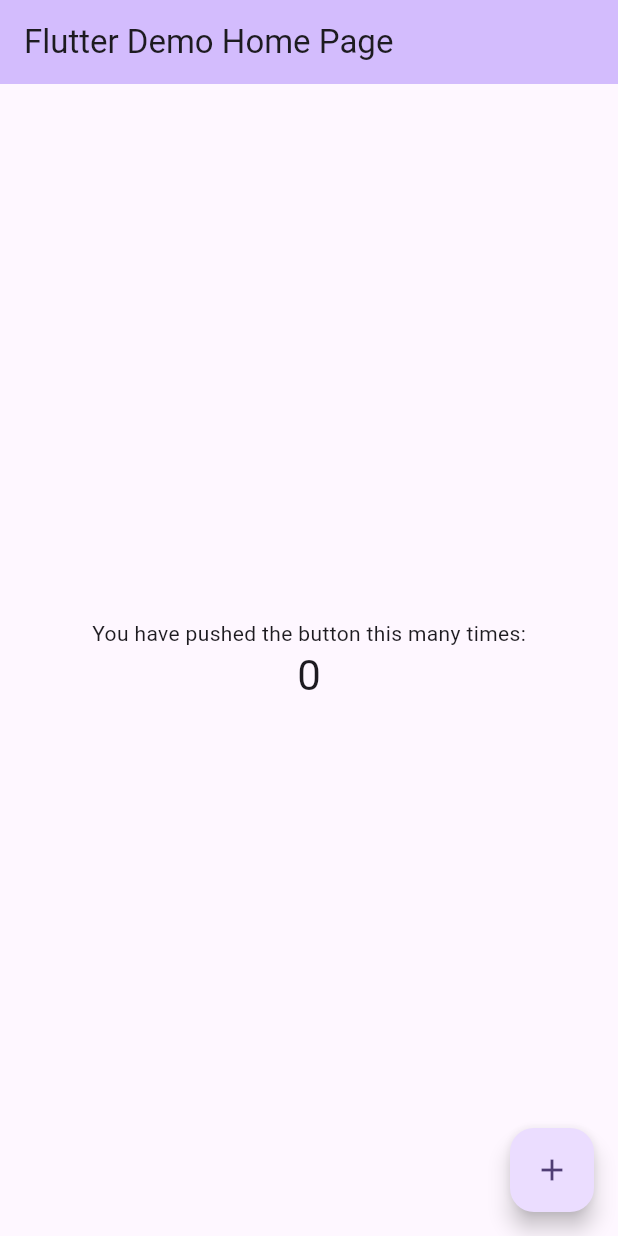
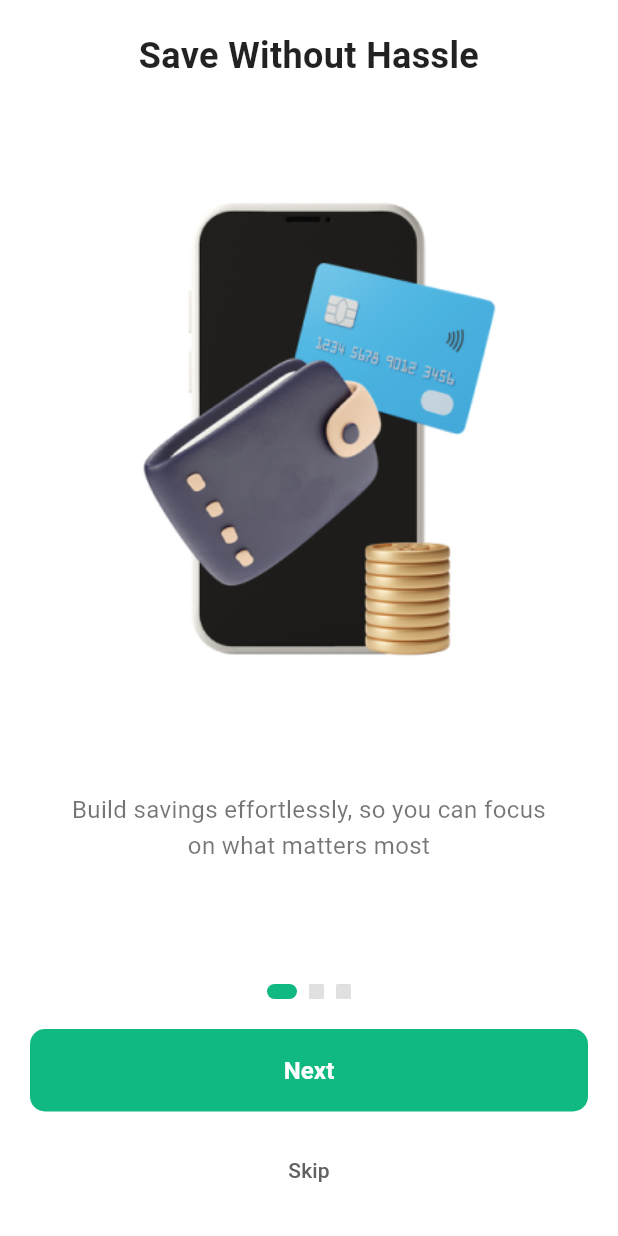
Before and after one commit to whotterre/zenvault, a Flutter app: the screen it shows after launch, on a phone screen of 412 x 824 dp. Run offline on Flutter 3.47's test engine with Material 3 defaults, Android fonts, the phone set to English and light mode, and no system bars.

Commit message:
Implement onboarding screen with multiple pages and navigation

```diff
--- /dev/null
+++ b/lib/features/onboarding/screens/onboarding_screen.dart
@@ -0,0 +1,237 @@
+import 'package:flutter/material.dart';
+
+class OnboardingScreen extends StatefulWidget {
+  const OnboardingScreen({super.key});
+
+  @override
+  State<OnboardingScreen> createState() => _OnboardingScreenState();
+}
+
+class _OnboardingScreenState extends State<OnboardingScreen> {
+  final PageController _pageController = PageController();
+  int _currentPage = 0;
+
+  final List<OnboardingPage> _pages = [
+    const OnboardingPage(
+      title: 'Save Without Hassle',
+      description:
+      'Build savings effortlessly, so you can focus on what matters most',
+      imageIcon: Image(image: AssetImage("assets/images/onboarding/image_one.png")),
+    ),
+    const OnboardingPage(
+      title: 'Investment With High Returns',
+      description: 'Maximize your profits and make your money work for you',
+      imageIcon: Image(image: AssetImage("assets/images/onboarding/image_two.png")),
+    ),
+    const OnboardingPage(
+      title: 'Saving and investing just got easier',
+      description: 'Simplify your life and let us handle all the heavy lifting and hard work.',
+      imageIcon: Image(image: AssetImage("assets/images/onboarding/image_three.jpg")),
+    ),
+  ];
+
+  @override
+  void dispose() {
+    _pageController.dispose();
+    super.dispose();
+  }
+
+  @override
+  Widget build(BuildContext context) {
+    return Scaffold(
+      backgroundColor: Colors.white,
+      body: SafeArea(
+        child: Column(
+          children: [
+            Expanded(
+              child: PageView.builder(
+                controller: _pageController,
+                onPageChanged: (int page) {
+                  setState(() {
+                    _currentPage = page;
+                  });
+                },
+                itemCount: _pages.length,
+                itemBuilder: (context, index) {
+                  return _pages[index];
+                },
+              ),
+            ),
+            Padding(
+              padding: const EdgeInsets.all(20.0),
+              child: Container(
+                decoration: BoxDecoration(
+                  color: Colors.transparent,
+                  borderRadius: BorderRadius.circular(15.0),
+                ),
+                child: Column(
+                  mainAxisAlignment: MainAxisAlignment.spaceBetween,
+                  children: [
+                    // Dot indicators
+                    Center(
+                      child: Row(
+                        mainAxisSize: MainAxisSize.min,
+                        children: List.generate(
+                          _pages.length,
+                          (index) => buildDot(index),
+                        ),
+                      ),
+                    ),
+                    const SizedBox(height: 20),
+
+                    // Next/Get Started button
+                    SizedBox(
+                      width: double.infinity,
+                      child: TextButton(
+                        style: ButtonStyle(
+                          backgroundColor: WidgetStateProperty.all<Color>(
+                            const Color(0xFF10b982),
+                          ),
+                          shape: WidgetStateProperty.all<RoundedRectangleBorder>(
+                            RoundedRectangleBorder(
+                              borderRadius: BorderRadius.circular(10.0),
+                            ),
+                          ),
+                          padding: WidgetStateProperty.all<EdgeInsets>(
+                            const EdgeInsets.symmetric(vertical: 16.0),
+                          ),
+                        ),
+                        onPressed: () {
+                          // Go to next page
+                          if (_currentPage < _pages.length - 1) {
+                            _pageController.nextPage(
+                              duration: const Duration(milliseconds: 400),
+                              curve: Curves.easeInOut,
+                            );
+                          } else {
+                            // Navigate to main app
+                            // Navigator.of(context).pushReplacement(
+                            //   MaterialPageRoute(builder: (_) => MainScreen()),
+                            // );
+                          }
+                        },
+                        child: Text(
+                          _currentPage == _pages.length - 1 ? 'Get Started' : 'Next',
+                          style: const TextStyle(
+                            color: Colors.white,
+                            fontSize: 16,
+                            fontWeight: FontWeight.w600,
+                          ),
+                        ),
+                      ),
+                    ),
+                    const SizedBox(height: 15),
+
+                    // Skip or Login button
+                    TextButton(
+                      style: ButtonStyle(
+                        backgroundColor: WidgetStateProperty.all<Color>(
+                          Colors.transparent,
+                        ),
+                        foregroundColor: WidgetStateProperty.all<Color>(
+                          Colors.grey[700]!,
+                        ),
+                      ),
+                      onPressed: () {
+                        if (_currentPage == _pages.length - 1) {
+                          // Navigate to login
+                          // Navigator.of(context).pushReplacement(
+                          //   MaterialPageRoute(builder: (_) => LoginScreen()),
+                          // );
+                        } else {
+                          // Skip to last page
+                          _pageController.animateToPage(
+                            _pages.length - 1,
+                            duration: const Duration(milliseconds: 400),
+                            curve: Curves.easeInOut,
+                          );
+                        }
+                      },
+                      child: Text(
+                        _currentPage == _pages.length - 1
+                            ? 'Already have an account? Login'
+                            : 'Skip',
+                      ),
+                    ),
+                  ],
+                ),
+              ),
+            ),
+          ],
+        ),
+      ),
+    );
+  }
+
+  Widget buildDot(int index) {
+    return Container(
+      margin: const EdgeInsets.symmetric(horizontal: 4),
+      width: _currentPage == index ? 20 : 10,
+      height: 10,
+      decoration: BoxDecoration(
+        borderRadius: _currentPage == index
+            ? BorderRadius.circular(5)
+            : BorderRadius.circular(1),
+        color: _currentPage == index
+            ? const Color(0xFF10b982)
+            : Colors.grey.shade300,
+      ),
+    );
+  }
+}
+
+class OnboardingPage extends StatelessWidget {
+  final String title;
+  final String description;
+  final Image imageIcon;
+
+  const OnboardingPage({
+    super.key,
+    required this.title,
+    required this.description,
+    required this.imageIcon,
+  });
+
+  @override
+  Widget build(BuildContext context) {
+    return Padding(
+      padding: const EdgeInsets.all(20.0),
+      child: Column(
+        mainAxisAlignment: MainAxisAlignment.center,
+        children: [
+          Text(
+            title,
+            style: const TextStyle(
+              fontWeight: FontWeight.bold,
+              fontSize: 24,
+              color: Colors.black87,
+            ),
+            textAlign: TextAlign.center,
+          ),
+          const SizedBox(height: 20),
+          Expanded(
+            flex: 3,
+            child: Padding(
+              padding: const EdgeInsets.symmetric(horizontal: 20.0),
+              child: imageIcon,
+            ),
+          ),
+          const SizedBox(height: 30),
+          Padding(
+            padding: const EdgeInsets.symmetric(horizontal: 20.0),
+            child: Text(
+              description,
+              style: const TextStyle(
+                fontSize: 16,
+                color: Colors.black54,
+                height: 1.5,
+              ),
+              textAlign: TextAlign.center,
+            ),
+          ),
+          const SizedBox(height: 40),
+        ],
+      ),
+    );
+  }
+}
--- a/lib/main.dart
+++ b/lib/main.dart
@@ -1,4 +1,5 @@
 import 'package:flutter/material.dart';
+import 'package:zenvault/features/onboarding/screens/onboarding_screen.dart';
 
 void main() {
   runApp(const MyApp());
@@ -11,41 +12,18 @@ class MyApp extends StatelessWidget {
   @override
   Widget build(BuildContext context) {
     return MaterialApp(
+      debugShowCheckedModeBanner: false,
       title: 'Flutter Demo',
       theme: ThemeData(
-        // This is the theme of your application.
-        //
-        // TRY THIS: Try running your application with "flutter run". You'll see
-        // the application has a purple toolbar. Then, without quitting the app,
-        // try changing the seedColor in the colorScheme below to Colors.green
-        // and then invoke "hot reload" (save your changes or press the "hot
-        // reload" button in a Flutter-supported IDE, or press "r" if you used
-        // the command line to start the app).
-        //
-        // Notice that the counter didn't reset back to zero; the application
-        // state is not lost during the reload. To reset the state, use hot
-        // restart instead.
-        //
-        // This works for code too, not just values: Most code changes can be
-        // tested with just a hot reload.
         colorScheme: ColorScheme.fromSeed(seedColor: Colors.deepPurple),
       ),
-      home: const MyHomePage(title: 'Flutter Demo Home Page'),
+      home: OnboardingScreen(),
     );
   }
 }
 
 class MyHomePage extends StatefulWidget {
   const MyHomePage({super.key, required this.title});
-
-  // This widget is the home page of your application. It is stateful, meaning
-  // that it has a State object (defined below) that contains fields that affect
-  // how it looks.
-
-  // This class is the configuration for the state. It holds the values (in this
-  // case the title) provided by the parent (in this case the App widget) and
-  // used by the build method of the State. Fields in a Widget subclass are
-  // always marked "final".
 
   final String title;
 
@@ -58,50 +36,21 @@ class _MyHomePageState extends State<MyHomePage> {
 
   void _incrementCounter() {
     setState(() {
-      // This call to setState tells the Flutter framework that something has
-      // changed in this State, which causes it to rerun the build method below
-      // so that the display can reflect the updated values. If we changed
-      // _counter without calling setState(), then the build method would not be
-      // called again, and so nothing would appear to happen.
       _counter++;
     });
   }
 
   @override
   Widget build(BuildContext context) {
-    // This method is rerun every time setState is called, for instance as done
-    // by the _incrementCounter method above.
-    //
-    // The Flutter framework has been optimized to make rerunning build methods
-    // fast, so that you can just rebuild anything that needs updating rather
-    // than having to individually change instances of widgets.
     return Scaffold(
       appBar: AppBar(
-        // TRY THIS: Try changing the color here to a specific color (to
-        // Colors.amber, perhaps?) and trigger a hot reload to see the AppBar
-        // change color while the other colors stay the same.
         backgroundColor: Theme.of(context).colorScheme.inversePrimary,
-        // Here we take the value from the MyHomePage object that was created by
-        // the App.build method, and use it to set our appbar title.
         title: Text(widget.title),
       ),
       body: Center(
         // Center is a layout widget. It takes a single child and positions it
         // in the middle of the parent.
         child: Column(
-          // Column is also a layout widget. It takes a list of children and
-          // arranges them vertically. By default, it sizes itself to fit its
-          // children horizontally, and tries to be as tall as its parent.
-          //
-          // Column has various properties to control how it sizes itself and
-          // how it positions its children. Here we use mainAxisAlignment to
-          // center the children vertically; the main axis here is the vertical
-          // axis because Columns are vertical (the cross axis would be
-          // horizontal).
-          //
-          // TRY THIS: Invoke "debug painting" (choose the "Toggle Debug Paint"
-          // action in the IDE, or press "p" in the console), to see the
-          // wireframe for each widget.
           mainAxisAlignment: MainAxisAlignment.center,
           children: <Widget>[
             const Text('You have pushed the button this many times:'),
```
Also changed, not shown: pubspec.yaml (+9 -21 lines), assets/fonts/PlusJakartaSans.ttf (added), 3 other files.
